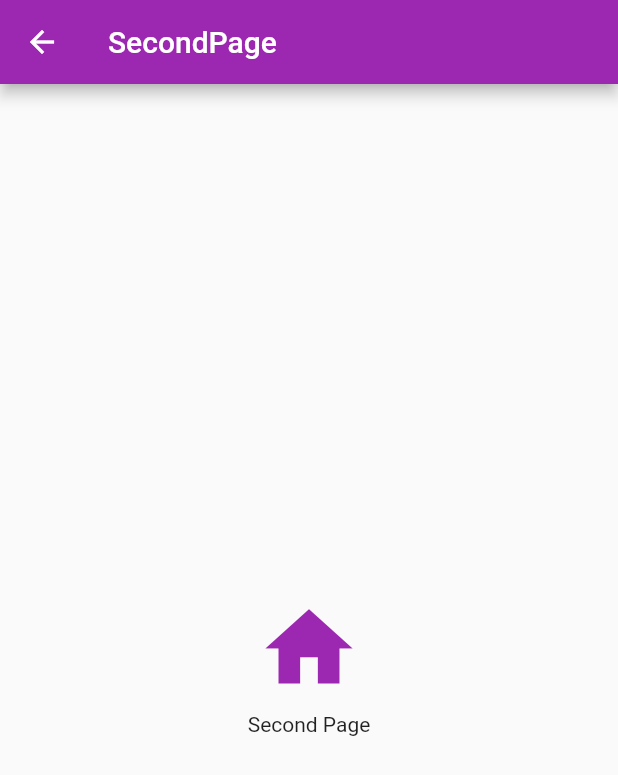
After one commit to MangoRabbin/study_flutter, a Flutter app: the screen it shows after launch, after a tap on the "favorite" icon, on a phone screen of 412 x 824 dp. The commit adds this screen. Shown: the top 775 px of the screen. Run offline on Flutter 3.47's test engine with Material 2 defaults, Android fonts, the phone set to English and light mode, and no system bars.

Commit message:
Navigation & Routes

```diff
--- /dev/null
+++ b/tutorial/lib/mainNavigationRoutes.dart
@@ -0,0 +1,65 @@
+import 'package:flutter/material.dart';
+
+void main (){
+  runApp(
+    new MaterialApp(
+      home: new HomePage(),
+      routes: <String, WidgetBuilder>{
+        // "/home": (BuildContext context ) => new HomePage(),
+        "/SecondPage":(BuildContext context) => new SecondPage(),
+      }
+    )
+  );
+}
+
+class HomePage extends StatelessWidget {
+  @override
+  Widget build(BuildContext context){
+    return new Scaffold(
+      appBar: new AppBar(
+        title: new Text("Home"),
+        backgroundColor: Colors.deepPurple,
+      ),
+      body: new Container(
+        child: new Center(
+          child: new Column(
+            mainAxisAlignment: MainAxisAlignment.center,
+            children: <Widget>[
+              new IconButton(
+                icon: new Icon(Icons.favorite, color: Colors.deepPurple),
+                iconSize: 70.0,
+                onPressed: () {Navigator.of(context).pushNamed('/SecondPage');},
+              ),
+              new Text("Home")
+            ],
+          ),)
+      )
+    );
+  }
+}
+
+class SecondPage extends StatelessWidget {
+  @override
+  Widget build(BuildContext context){
+    return new Scaffold(
+      appBar: new AppBar(
+        title: new Text("SecondPage"),
+        backgroundColor: Colors.purple,
+      ),
+      body: new Container(
+        child: new Center(
+          child: new Column(
+            mainAxisAlignment: MainAxisAlignment.center,
+            children: <Widget>[
+              new IconButton(
+                icon: new Icon(Icons.home, color: Colors.purple),
+                iconSize: 70.0,
+                onPressed: null,
+              ),
+              new Text("Second Page")
+            ],
+          ),)
+      )
+    );
+  }
+}
```
Also changed, not shown: tutorial/lib/mainStatelessWidget.dart (+60 -60 lines).
